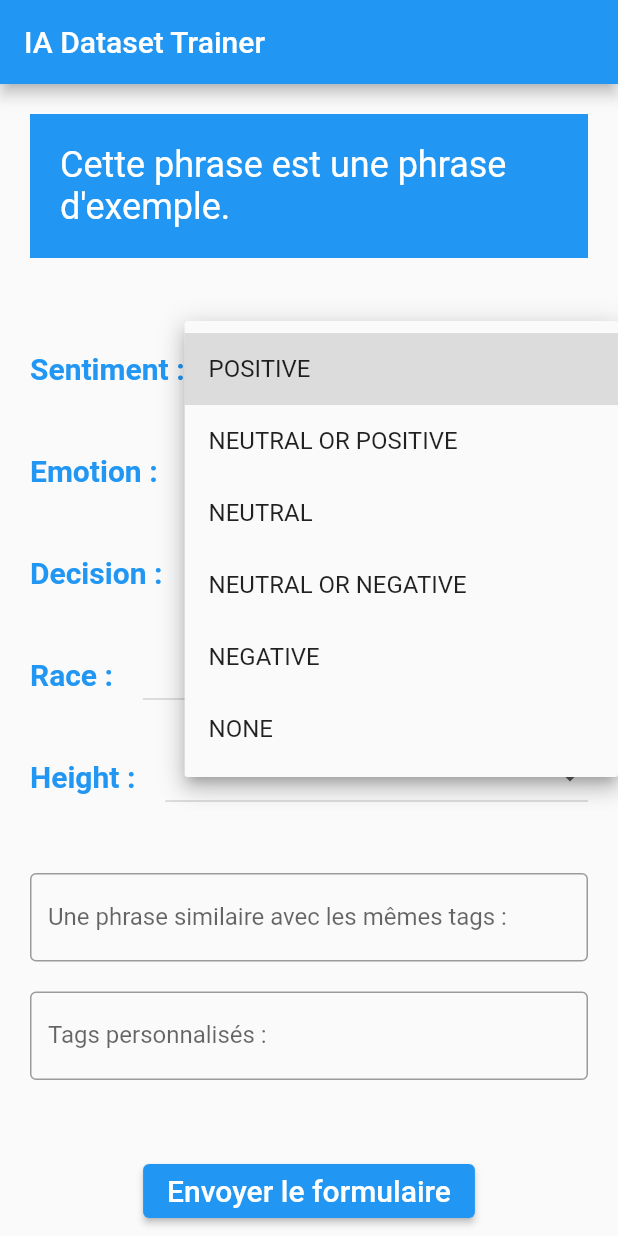
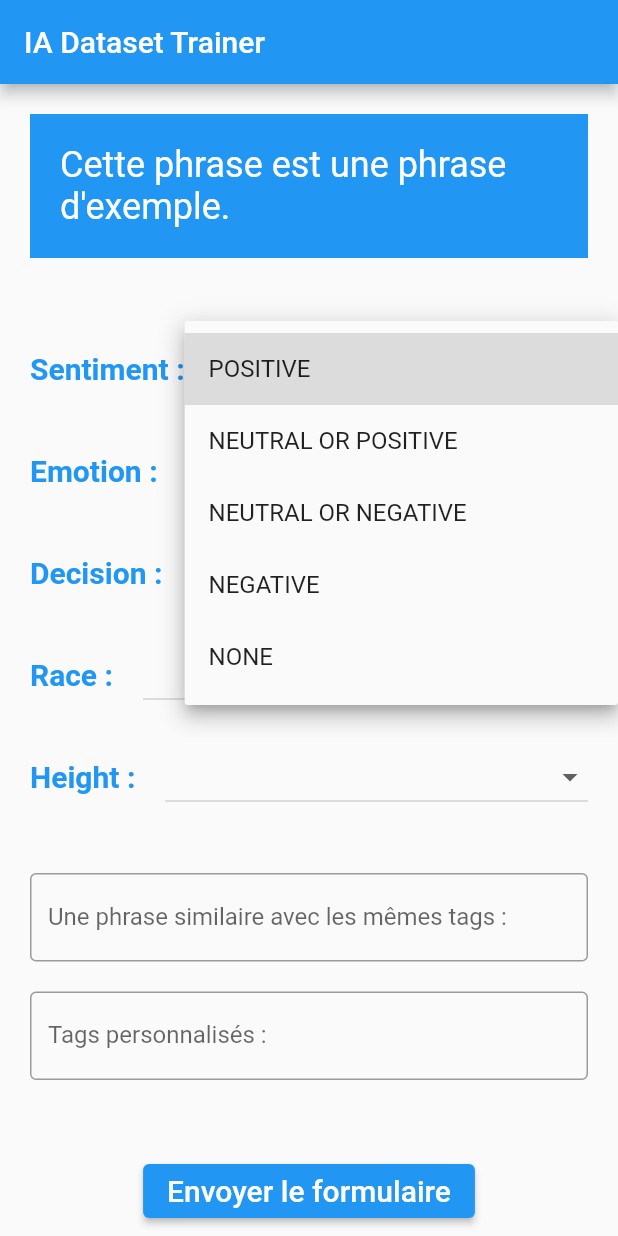
Before and after one commit to Madsky66/ai_datasets_trainer, a Flutter app: the screen it shows after launch, after a tap on the "arrow drop down" icon, on a phone screen of 412 x 824 dp. Run offline on Flutter 3.47's test engine with Material 2 defaults, Android fonts, the phone set to English and light mode, and no system bars; missing offline and left inert: ftpconnect.

Commit message:
Deleted NEUTRAL option in Sentiment's tags

```diff
--- a/lib/page_home.dart
+++ b/lib/page_home.dart
@@ -21,7 +21,7 @@ class _HomePageState extends State<HomePage> {
   final _selectedValues = List<String?>.filled(5, null);
   final _dropdownLabels = ["Sentiment :", "Emotion :", "Decision :", "Race :", "Height :"];
   final _dropdownValues = [
-    ["POSITIVE", "NEUTRAL OR POSITIVE", "NEUTRAL", "NEUTRAL OR NEGATIVE", "NEGATIVE", "NONE"],
+    ["POSITIVE", "NEUTRAL OR POSITIVE", "NEUTRAL OR NEGATIVE", "NEGATIVE", "NONE"],
     ["JOY", "PLAYFULNESS", "ENTHUSIASM", "PASSIVE", "SARCASM", "ANGER", "NONE"],
     ["ACCEPT", "HESITATE", "DECLINE", "NONE"],
     ["HUMAN", "CAT", "LION", "NONE"],
```
